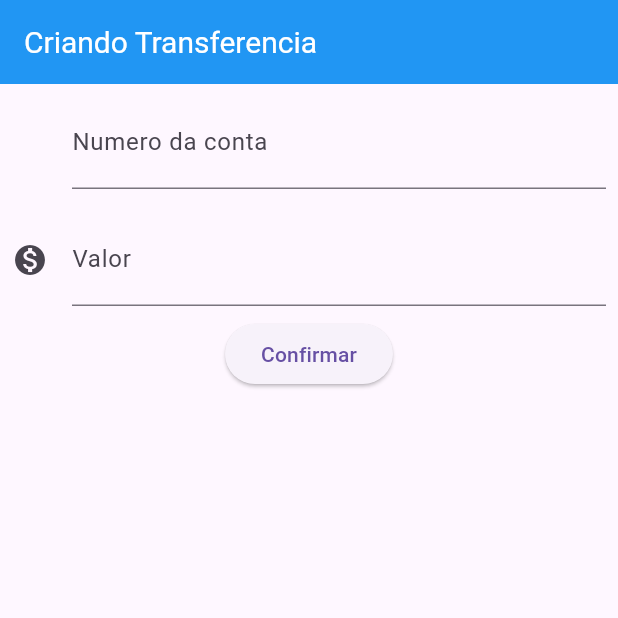
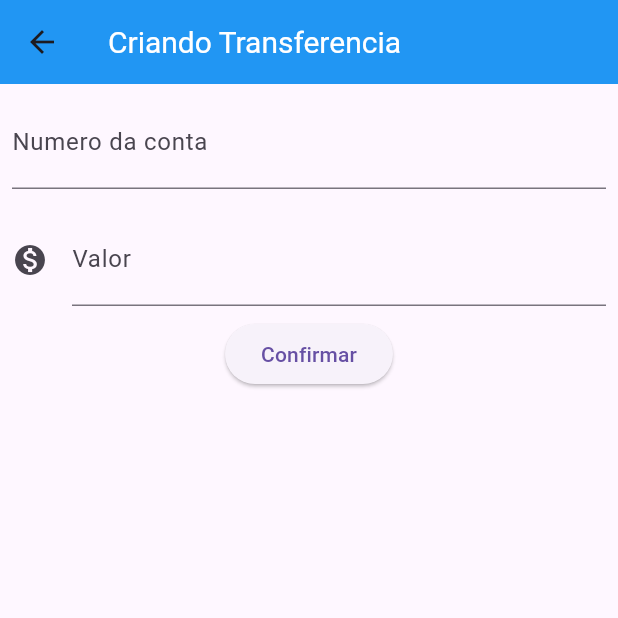
Before and after one commit to wallacemt/studying-flutter, a Flutter app: the FormularioTransferencia screen opened directly, after a tap on "Confirmar", on a phone screen of 412 x 824 dp, the top half of it. Run offline on Flutter 3.47's test engine with Material 3 defaults, Android fonts, the light colour scheme and no system bars; our stand-ins replace dio, image_gallery_saver, permission_handler.

Commit message:
feat(./main): Create structure and refresh

```diff
--- a/lesson02_bytebank/lib/main.dart
+++ b/lesson02_bytebank/lib/main.dart
@@ -5,24 +5,53 @@
 class BytebankApp extends StatelessWidget {
   @override
   Widget build(BuildContext context) {
-    return MaterialApp(home: Scaffold(body: FormularioTransferencia()));
+    return MaterialApp(home: Scaffold(body: ListaTransferencias()));
   }
 }
 
-class ListaTransferencias extends StatelessWidget {
+class ListaTransferencias extends StatefulWidget {
+  final List<Transferencias> _transfers = [];
+  @override
+  State<StatefulWidget> createState() {
+    return ListaTransferenciasState();
+  }
+}
+
+class ListaTransferenciasState extends State<ListaTransferencias> {
   @override
   Widget build(BuildContext context) {
     return Scaffold(
-      appBar: AppBar(title: Text("Transferencias")),
-      body: Column(
-        children: <Widget>[
-          ItemTransferencia(Transferencias(100.0, 1000)),
-          ItemTransferencia(Transferencias(560.0, 1400)),
-          ItemTransferencia(Transferencias(780.0, 1340)),
-        ],
+      appBar: AppBar(
+        title: Text("Transferencias"),
+        backgroundColor: Colors.blue,
+        titleTextStyle: TextStyle(color: Colors.white, fontSize: 20.0),
       ),
+      body: widget._transfers.isNotEmpty
+          ? ListView.builder(
+              itemCount: widget._transfers.length,
+              itemBuilder: (context, index) {
+                return ItemTransferencia(widget._transfers[index]);
+              },
+            )
+          : Center(child: Text("Nenhuma transferência cadastrada")),
       floatingActionButton: FloatingActionButton(
-        onPressed: () => (),
+        onPressed: () {
+          final Future<Transferencias?> future = Navigator.push<Transferencias>(
+            context,
+            MaterialPageRoute<Transferencias>(
+              builder: (context) {
+                return FormularioTransferencia();
+              },
+            ),
+          );
+          future.then((transferenciaRecebida) {
+            if (transferenciaRecebida != null) {
+              setState(() {
+                widget._transfers.add(transferenciaRecebida);
+              });
+            }
+          });
+        },
         child: Icon(Icons.add),
       ),
     );
@@ -43,46 +72,62 @@
       ),
       body: Column(
         children: <Widget>[
-          Editor(_controllerFieldAccountNumber, "Numero da conta", "0000", null),
-          Editor(_controllerFieldValue, "Valor", "0.00", Icons.monetization_on),
+          Editor(
+            controller: _controllerFieldAccountNumber,
+            label: "Numero da conta",
+            alias: "0000",
+          ),
+          Editor(
+            controller: _controllerFieldValue,
+            label: "Valor",
+            alias: "0.00",
+            icon: Icons.monetization_on,
+          ),
           ElevatedButton(
-            onPressed: () {
-              final int? numberAccount = int.tryParse(
-                _controllerFieldAccountNumber.text,
-              );
-              final double? value = double.tryParse(_controllerFieldValue.text);
-              if (numberAccount != null && value != null) {
-                final createTransfer = Transferencias(value, numberAccount);
-                debugPrint("${createTransfer}");
-              }
-            },
+            onPressed: () => _createTransfer(context),
             child: Text("Confirmar"),
           ),
         ],
       ),
     );
   }
+
+  void _createTransfer(BuildContext context) {
+    final int? numberAccount = int.tryParse(_controllerFieldAccountNumber.text);
+    final double? value = double.tryParse(_controllerFieldValue.text);
+    if (numberAccount != null && value != null) {
+      final createTransfer = Transferencias(value, numberAccount);
+      Navigator.pop(context, createTransfer);
+    }
+  }
 }
 
 class Editor extends StatelessWidget {
-  final TextEditingController _controller;
-  final String _label;
-  final String _alias;
-  final IconData? _icon;
-  Editor(this._controller, this._label, this._alias, this._icon);
+  final TextEditingController controller;
+  final String label;
+  final String alias;
+  final IconData? icon;
+
+  const Editor({
+    super.key,
+    required this.controller,
+    required this.label,
+    required this.alias,
+    this.icon,
+  });
 
   @override
   Widget build(BuildContext context) {
     return Padding(
       padding: const EdgeInsets.all(8.0),
       child: TextField(
-        controller: _controller,
+        controller: controller,
         style: TextStyle(fontSize: 20.0),
         keyboardType: TextInputType.number,
         decoration: InputDecoration(
-          icon: Icon(_icon),
-          labelText: _label,
-          hintText: _alias,
+          icon: icon != null ? Icon(icon) : null,
+          labelText: label,
+          hintText: alias,
         ),
       ),
     );
@@ -92,7 +137,7 @@
 class ItemTransferencia extends StatelessWidget {
   final Transferencias _transferencia;
 
-  ItemTransferencia(this._transferencia);
+  const ItemTransferencia(this._transferencia);
 
   @override
   Widget build(BuildContext context) {
```
